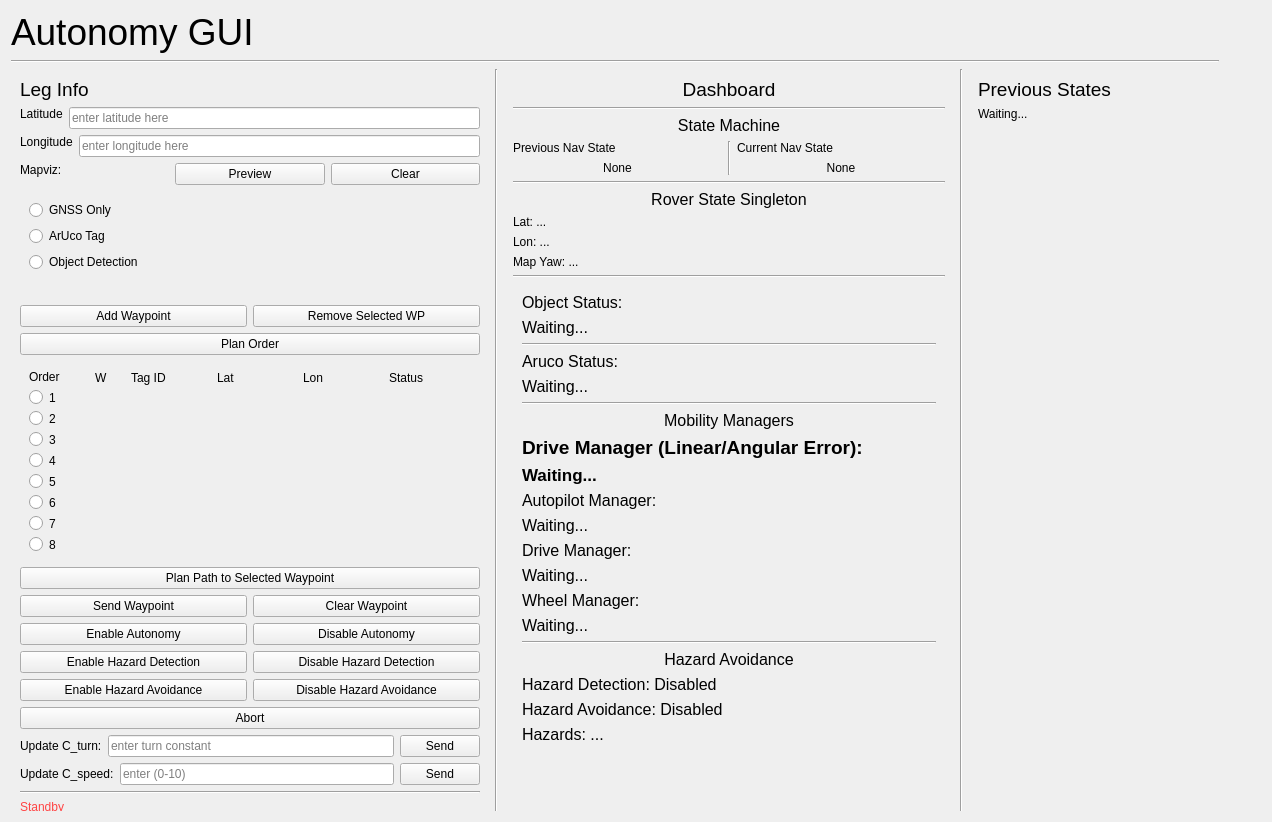
The window that mars_ws/src/autonomy/autonomy_gui.ui (BYUMarsRover/Autonomy-ROS2) describes before a commit, drawn with Qt 5.
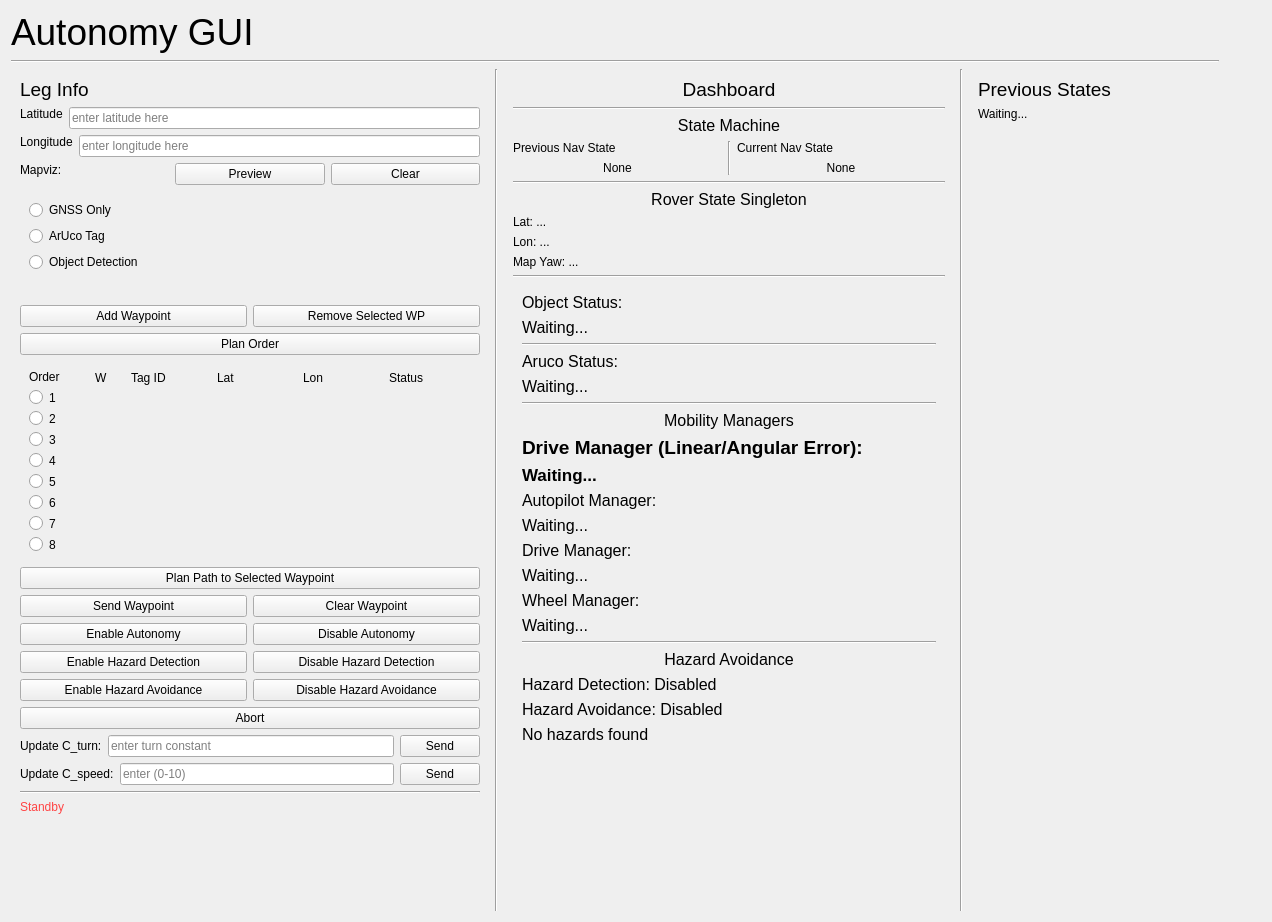
The same window after the commit.

Commit message: Fixed autonomy gui hazard detection buttons

```diff
--- a/mars_ws/src/autonomy/autonomy_gui.ui
+++ b/mars_ws/src/autonomy/autonomy_gui.ui
@@ -9,7 +9,7 @@
     <x>0</x>
     <y>0</y>
     <width>1200</width>
-    <height>800</height>
+    <height>900</height>
    </rect>
   </property>
   <property name="minimumSize">
@@ -30,13 +30,13 @@
      <property name="minimumSize">
       <size>
        <width>1250</width>
-       <height>800</height>
+       <height>900</height>
       </size>
      </property>
      <property name="maximumSize">
       <size>
        <width>1250</width>
-       <height>800</height>
+       <height>900</height>
       </size>
      </property>
      <!-- Layout Widget -->
@@ -972,13 +972,13 @@
            <property name="minimumSize">
             <size>
              <width>450</width>
-             <height>800</height>
+             <height>900</height>
             </size>
            </property>
            <property name="maximumSize">
             <size>
              <width>450</width>
-             <height>800</height>
+             <height>900</height>
             </size>
            </property>
            <layout class="QVBoxLayout" name="verticalLayout_10">
@@ -1363,7 +1363,7 @@
               <item>
                <widget class="QLabel" name="HazardsFound">
                 <property name="text">
-                 <string>Hazards: ...</string>
+                 <string>No hazards found</string>
                 </property>
                </widget>
               </item>
```
The commit also changes 1 other file.
